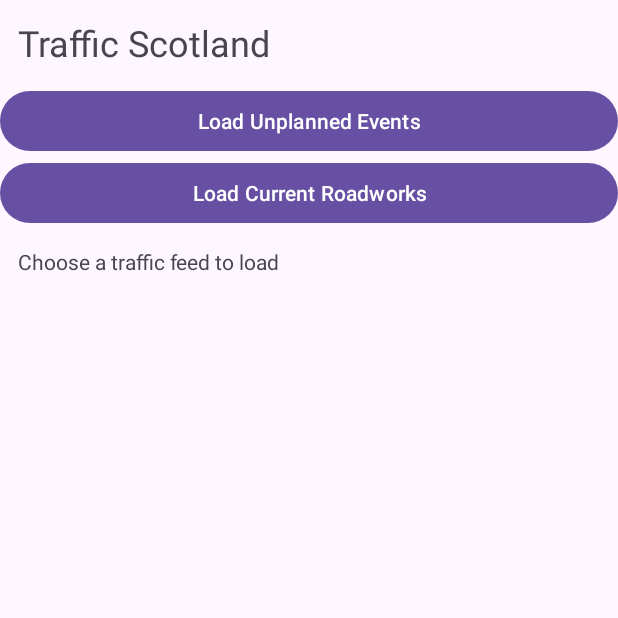
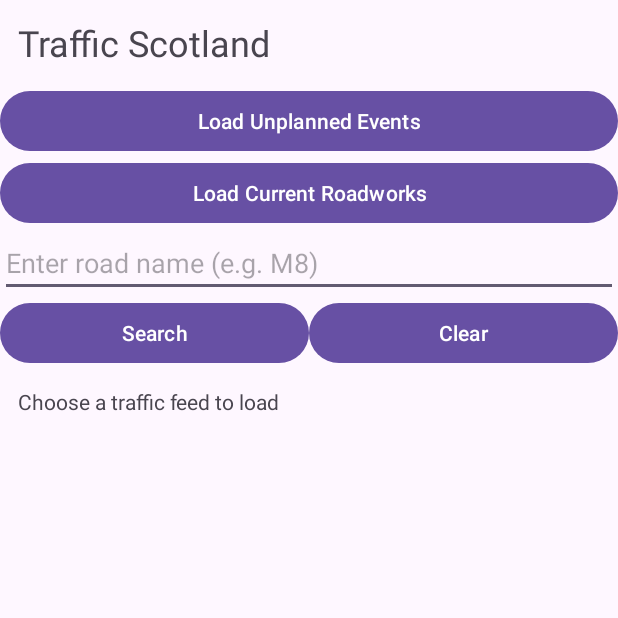
Before and after one commit to nhealing/Healing_Nicholas_S2533080, an Android app: the screen it shows after launch (MainActivity), on a phone screen of 412 x 824 dp, the top half of it. Run offline under Robolectric (Android 15) with nearby library versions, the phone set to English and light mode, and no system bars.

Commit message:
Add custom traffic list and road name search

```diff
--- a/app/src/main/res/layout/activity_main.xml
+++ b/app/src/main/res/layout/activity_main.xml
@@ -28,6 +28,39 @@
         android:layout_height="wrap_content"
         android:text="Load Current Roadworks" />
 
+
+    <!-- Allows the user to search traffic situations by road name -->
+    <EditText
+        android:id="@+id/roadSearchInput"
+        android:layout_width="match_parent"
+        android:layout_height="wrap_content"
+        android:hint="Enter road name (e.g. M8)"
+        android:inputType="text"
+        android:singleLine="true" />
+
+    <!-- Buttons used to perform and clear a road search -->
+    <LinearLayout
+        android:layout_width="match_parent"
+        android:layout_height="wrap_content"
+        android:orientation="horizontal">
+
+        <Button
+            android:id="@+id/searchButton"
+            android:layout_width="0dp"
+            android:layout_height="wrap_content"
+            android:layout_weight="1"
+            android:text="Search" />
+
+        <Button
+            android:id="@+id/clearSearchButton"
+            android:layout_width="0dp"
+            android:layout_height="wrap_content"
+            android:layout_weight="1"
+            android:text="Clear" />
+
+    </LinearLayout>
+
+
     <!-- Display loading information or number of results -->
     <TextView
         android:id="@+id/statusText"
```
Also changed, not shown: app/src/main/java/org/me/gcu/healing_nicholas_s2533080/MainActivity.java (+155 -136 lines), app/src/main/java/org/me/gcu/healing_nicholas_s2533080/SituationAdapter.java (added, +118 -0 lines), app/src/main/res/layout/traffic_list_item.xml (added, +34 -0 lines).
